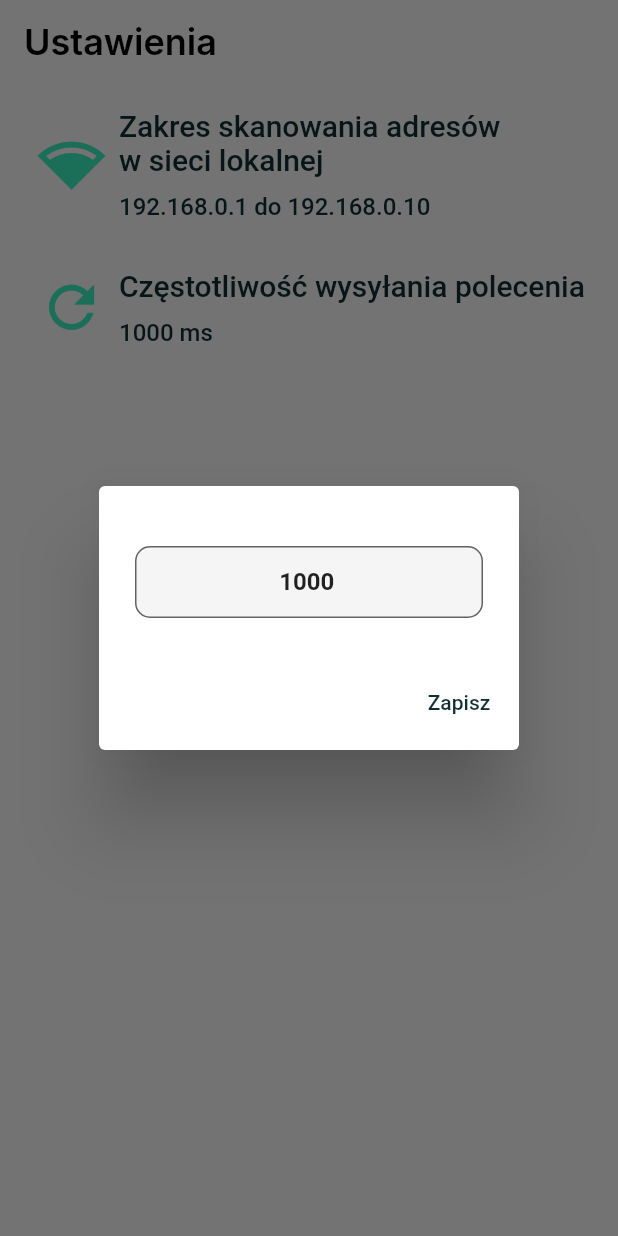
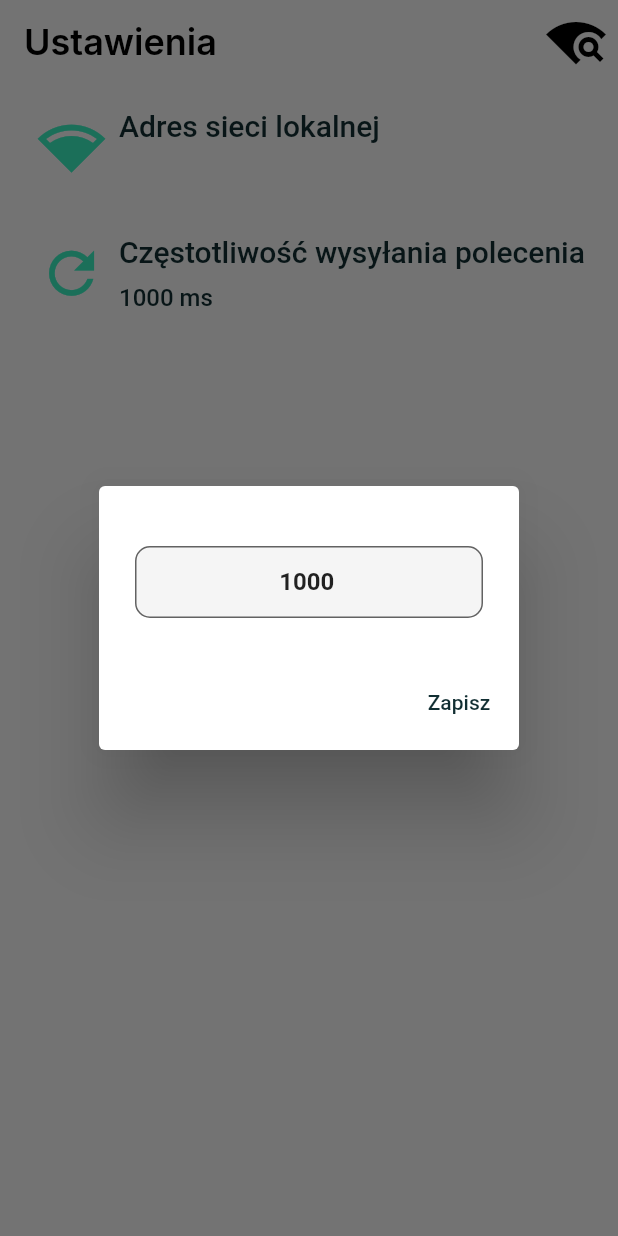
Before and after one commit to Carolosso/SCPI-Monitor, a Flutter app: the SettingsPage screen opened directly, after a tap on "Częstotliwość wysyłania polecenia", on a phone screen of 412 x 824 dp. Run offline on Flutter 3.47's test engine with Material 2 defaults, Android fonts, the phone set to English and light mode, and no system bars; our stand-ins replace fl_chart, google_fonts; missing offline and left inert: network_info_plus.

Commit message:
Major problem with multiconnection solved

```diff
--- a/lib/main.dart
+++ b/lib/main.dart
@@ -7,7 +7,9 @@ import 'package:test/providers/navigation_view_model.dart';
 import 'package:test/utils/navigation_service.dart';
 import 'package:test/views/pages/home_page.dart';
 
-void main() => runApp(const MyApp());
+void main() async {
+  runApp(const MyApp());
+}
 
 class MyApp extends StatelessWidget {
   const MyApp({super.key});
@@ -16,9 +18,9 @@ class MyApp extends StatelessWidget {
   Widget build(BuildContext context) {
     return MultiProvider(
       providers: [
-        ChangeNotifierProvider(create: (_) => ScreenIndexProvider()),
         ChangeNotifierProvider(create: (_) => AppViewModel()),
         ChangeNotifierProvider(create: (_) => SettingsViewModel()),
+        ChangeNotifierProvider(create: (_) => ScreenIndexProvider()),
       ],
       child: MaterialApp(
           theme: Styles.themeData(true, context),
--- a/lib/models/device_model.dart
+++ b/lib/models/device_model.dart
@@ -1,6 +1,7 @@
 import 'package:test/local_package/local_tcp_socket_connection.dart';
 
 class Device {
+  bool isAssigned;
   String name;
   String ip;
   String manufacturer;
@@ -11,6 +12,6 @@ class Device {
   double value;
   LocalTcpSocketConnection connection;
 
-  Device(this.name, this.ip, this.manufacturer, this.model, this.serial,
-      this.status, this.measuredUnit, this.value, this.connection);
+  Device(this.isAssigned, this.name, this.ip, this.manufacturer, this.model,
+      this.serial, this.status, this.measuredUnit, this.value, this.connection);
 }
--- a/lib/providers/navigation_view_model.dart
+++ b/lib/providers/navigation_view_model.dart
@@ -9,7 +9,6 @@ class ScreenIndexProvider extends ChangeNotifier {
 
   List<Widget> pages = [
     const StationsListView(),
-    //const StationDetailPage(),
     DevicesListView(),
     SettingsPage(),
   ];
--- /dev/null
+++ b/lib/views/pages/configuration_view.dart
@@ -0,0 +1,29 @@
+import 'package:flutter/material.dart';
+
+class ConfigurationPage extends StatefulWidget {
+  const ConfigurationPage({super.key});
+
+  @override
+  State<ConfigurationPage> createState() => _ConfigurationPageState();
+}
+
+class _ConfigurationPageState extends State<ConfigurationPage> {
+  @override
+  Widget build(BuildContext context) {
+    return Scaffold(
+      appBar: AppBar(
+        title: const Text("sadasd"),
+      ),
+      body: MaterialApp(
+        home: Center(
+          child: TextButton(
+            onPressed: () {
+              Navigator.of(context).pop();
+            },
+            child: const Text("Zamknij"),
+          ),
+        ),
+      ),
+    );
+  }
+}
--- a/lib/views/pages/home_page.dart
+++ b/lib/views/pages/home_page.dart
@@ -9,7 +9,6 @@ class HomePage extends StatelessWidget {
   @override
   Widget build(BuildContext context) {
     return Consumer<ScreenIndexProvider>(builder: (context, siProvider, child) {
-      //int currentScreenIndex = siProvider.fetch;
       return Scaffold(
         body: SafeArea(
           child: siProvider.pages[siProvider.screenIndex],
--- a/lib/views/pages/settings_page.dart
+++ b/lib/views/pages/settings_page.dart
@@ -1,7 +1,7 @@
 import 'package:flutter/material.dart';
-import 'package:google_fonts/google_fonts.dart';
 
 import 'package:test/views/settings_view.dart';
+import 'package:test/views/widgets/custom_app_bars/custom_app_bar_for_settings.dart';
 
 class SettingsPage extends StatelessWidget {
   SettingsPage({super.key});
@@ -11,18 +11,7 @@ class SettingsPage extends StatelessWidget {
   @override
   Widget build(BuildContext context) {
     return Scaffold(
-        appBar: AppBar(
-          title: Text('Ustawienia',
-              style: GoogleFonts.inter(
-                textStyle: const TextStyle(
-                  color: Colors.black,
-                  fontWeight: FontWeight.w600,
-                  fontSize: 24,
-                ),
-              )),
-          backgroundColor: Colors.white24,
-          elevation: 0,
-        ),
+        appBar: CustomAppBarForSettingsView(),
         //return Consumer<AppViewModel>(builder: (context, viewModel, child) {
         body: const SettingsView());
   }
--- a/lib/views/settings_view.dart
+++ b/lib/views/settings_view.dart
@@ -13,20 +13,23 @@ class SettingsView extends StatelessWidget {
       return Column(
         children: [
           SettingsItem(
-            title: "Zakres skanowania adresów\nw sieci lokalnej",
+            title: "Adres sieci lokalnej",
             icon: Icons.network_wifi,
             settingsViewModel: settingsViewModel,
             textControllerText: settingsViewModel.ipRange,
             text: settingsViewModel.ipRange,
             dialogOnPressed: settingsViewModel.setNewIpRange,
+            textInputType: TextInputType.text,
           ),
           SettingsItem(
-              title: "Częstotliwość wysyłania polecenia",
-              icon: Icons.refresh,
-              settingsViewModel: settingsViewModel,
-              textControllerText: settingsViewModel.timeout.toString(),
-              text: "${settingsViewModel.timeout} ms",
-              dialogOnPressed: settingsViewModel.setNewTimeout),
+            title: "Częstotliwość wysyłania polecenia",
+            icon: Icons.refresh,
+            settingsViewModel: settingsViewModel,
+            textControllerText: settingsViewModel.timeout.toString(),
+            text: "${settingsViewModel.timeout} ms",
+            dialogOnPressed: settingsViewModel.setNewTimeout,
+            textInputType: TextInputType.number,
+          ),
         ],
       );
     });
--- a/lib/views/stations_list_view.dart
+++ b/lib/views/stations_list_view.dart
@@ -77,7 +77,7 @@ class StationsListView extends StatelessWidget {
                             padding: const EdgeInsets.symmetric(
                                 vertical: 5.0, horizontal: 5),
                             child: Column(
-                              children: <Widget>[
+                              children: [
                                 Text(
                                   viewModel.getStationName(indexStation),
                                   style: const TextStyle(
@@ -89,7 +89,7 @@ class StationsListView extends StatelessWidget {
                                   gridDelegate:
                                       const SliverGridDelegateWithMaxCrossAxisExtent(
                                           maxCrossAxisExtent: 200,
-                                          childAspectRatio: 1 / .4,
+                                          childAspectRatio: 1 / .4, //1/ .4
                                           crossAxisSpacing: 2,
                                           mainAxisSpacing: 2),
                                   itemCount: viewModel
--- /dev/null
+++ b/lib/views/widgets/custom_app_bars/custom_app_bar_for_settings.dart
@@ -0,0 +1,62 @@
+import 'package:flutter/material.dart';
+import 'package:google_fonts/google_fonts.dart';
+import 'package:provider/provider.dart';
+import 'package:test/providers/app_view_model.dart';
+import 'package:test/style/theme.dart';
+
+class CustomAppBarForSettingsView extends StatelessWidget
+    implements PreferredSizeWidget {
+  CustomAppBarForSettingsView({
+    super.key,
+    this.height = kToolbarHeight,
+  });
+
+  final double height;
+  //final TextEditingController nameTextController = TextEditingController();
+  final TextEditingController ipTextController = TextEditingController();
+  final PreferredSizeWidget preferredSizeWidget = PreferredSize(
+    preferredSize: const Size.fromHeight(80),
+    child: Container(),
+  );
+
+  @override
+  Widget build(BuildContext context) {
+    return Consumer<AppViewModel>(builder: (context, viewModel, child) {
+      return AppBar(
+        title: Text('Ustawienia',
+            style: GoogleFonts.inter(
+              textStyle: const TextStyle(
+                color: Colors.black,
+                fontWeight: FontWeight.w600,
+                fontSize: 24,
+              ),
+            )),
+        backgroundColor: Colors.white24,
+        elevation: 0,
+        //leading: const BackButton(),
+        actions: [
+          IconButton(
+            icon: const Icon(Icons.wifi_find),
+            color: Colors.black,
+            iconSize: 40,
+            onPressed: () async {
+              showDialog(
+                  context: context,
+                  builder: (context) => Center(
+                        child: CircularProgressIndicator(
+                          backgroundColor: Styles.surfaceColor,
+                          color: Styles.primaryColor,
+                        ),
+                      ));
+              await viewModel.getNetworkInfo();
+              Navigator.of(context).pop();
+            },
+          )
+        ],
+      );
+    });
+  }
+
+  @override
+  Size get preferredSize => Size.fromHeight(height);
+}
--- a/lib/views/widgets/floating_action_button_view.dart
+++ b/lib/views/widgets/floating_action_button_view.dart
@@ -14,10 +14,10 @@ class FloatingActionButtonView extends StatelessWidget {
             backgroundColor: Styles.surfaceColor,
             onPressed: () {
               if (viewModel.isStopped && viewModel.devicesInStations()) {
+                viewModel.switchStartStop();
                 viewModel.play();
-                viewModel.switchStartStop();
               } else if (!viewModel.isStopped) {
-                viewModel.stop();
+                //viewModel.stop();
                 viewModel.switchStartStop();
               }
             },
--- a/lib/views/widgets/settings_view/settings_item.dart
+++ b/lib/views/widgets/settings_view/settings_item.dart
@@ -1,6 +1,7 @@
 import 'package:flutter/material.dart';
 import 'package:test/providers/settings_view_model.dart';
 import 'package:test/style/theme.dart';
+import 'package:test/views/widgets/settings_view/settings_item_dialog.dart';
 
 class SettingsItem extends StatelessWidget {
   SettingsItem(
@@ -10,7 +11,8 @@ class SettingsItem extends StatelessWidget {
       required this.settingsViewModel,
       required this.textControllerText,
       required this.text,
-      required this.dialogOnPressed});
+      required this.dialogOnPressed,
+      required this.textInputType});
 
   final SettingsViewModel settingsViewModel;
   final String title;
@@ -19,6 +21,7 @@ class SettingsItem extends StatelessWidget {
   final IconData icon;
   final TextEditingController textController = TextEditingController();
   final Function dialogOnPressed;
+  final TextInputType textInputType;
   @override
   Widget build(BuildContext context) {
     return Padding(
@@ -29,64 +32,8 @@ class SettingsItem extends StatelessWidget {
           TextButton(
               onPressed: () {
                 textController.text = textControllerText;
-                showDialog(
-                    context: context,
-                    builder: (context) {
-                      return AlertDialog(
-                        //title: const Text('Dodaj urządzenie'),
-                        content: SingleChildScrollView(
-                          child: Column(
-                            children: [
-                              const Padding(
-                                  padding:
-                                      EdgeInsets.only(top: 10, bottom: 10)),
-                              TextField(
-                                controller: textController,
-                                onSubmitted: (value) {
-                                  // onSubmit(value);
-                                },
-                                decoration: InputDecoration(
-                                    border: OutlineInputBorder(
-                                      borderRadius: BorderRadius.circular(10),
-                                    ),
-                                    contentPadding: const EdgeInsets.only(
-                                      bottom: 5,
-                                    ),
-                                    filled: true,
-                                    //fillColor: viewModel.clrlvl2,
-                                    focusedBorder: OutlineInputBorder(
-                                        borderRadius: BorderRadius.circular(10),
-                                        borderSide: BorderSide(
-                                            color: Styles.surfaceColor))),
-                                // autofocus: true,
-                                textAlign: TextAlign.center,
-                                textAlignVertical: TextAlignVertical.center,
-                                autocorrect: false,
-                                style: const TextStyle(
-                                  fontWeight: FontWeight.w700,
-                                ),
-                              ),
-                            ],
-                          ),
-                        ),
-                        actions: <Widget>[
-                          TextButton(
-                            style: TextButton.styleFrom(
-                                foregroundColor: Styles.primaryColor),
-                            child: const Text('Zapisz'),
-                            onPressed: () {
-                              ScaffoldMessenger.of(context)
-                                  .showSnackBar(SnackBar(
-                                content:
-                                    Text(dialogOnPressed(textController.text)),
-                                backgroundColor: Styles.primaryColor,
-                              ));
-                              Navigator.of(context).pop();
-                            },
-                          ),
-                        ],
-                      );
-                    });
+                settingsItemDialog(
+                    context, textController, dialogOnPressed, textInputType);
               },
               child: Row(
                 mainAxisAlignment: MainAxisAlignment.center,
--- /dev/null
+++ b/lib/views/widgets/settings_view/settings_item_dialog.dart
@@ -0,0 +1,62 @@
+import 'package:flutter/material.dart';
+import 'package:test/style/theme.dart';
+
+Future<dynamic> settingsItemDialog(
+    BuildContext context,
+    TextEditingController textController,
+    Function dialogOnPressed,
+    TextInputType inputType) {
+  return showDialog(
+      context: context,
+      builder: (context) {
+        return AlertDialog(
+          //title: const Text('Dodaj urządzenie'),
+          content: SingleChildScrollView(
+            child: Column(
+              children: [
+                const Padding(padding: EdgeInsets.only(top: 10, bottom: 10)),
+                TextField(
+                  controller: textController,
+                  onSubmitted: (value) {
+                    // onSubmit(value);
+                  },
+                  keyboardType: inputType,
+                  decoration: InputDecoration(
+                      border: OutlineInputBorder(
+                        borderRadius: BorderRadius.circular(10),
+                      ),
+                      contentPadding: const EdgeInsets.only(
+                        bottom: 5,
+                      ),
+                      filled: true,
+                      //fillColor: viewModel.clrlvl2,
+                      focusedBorder: OutlineInputBorder(
+                          borderRadius: BorderRadius.circular(10),
+                          borderSide: BorderSide(color: Styles.surfaceColor))),
+                  // autofocus: true,
+                  textAlign: TextAlign.center,
+                  textAlignVertical: TextAlignVertical.center,
+                  autocorrect: false,
+                  style: const TextStyle(
+                    fontWeight: FontWeight.w700,
+                  ),
+                ),
+              ],
+            ),
+          ),
+          actions: <Widget>[
+            TextButton(
+              style: TextButton.styleFrom(foregroundColor: Styles.primaryColor),
+              child: const Text('Zapisz'),
+              onPressed: () {
+                ScaffoldMessenger.of(context).showSnackBar(SnackBar(
+                  content: Text(dialogOnPressed(textController.text)),
+                  backgroundColor: Styles.primaryColor,
+                ));
+                Navigator.of(context).pop();
+              },
+            ),
+          ],
+        );
+      });
+}
--- a/pubspec.yaml
+++ b/pubspec.yaml
@@ -38,7 +38,8 @@ dependencies:
   cupertino_icons: ^1.0.2
   tcp_socket_connection:
   socket_io_client: ^2.0.3+1
-
+  network_info_plus: ^4.1.0
+  fl_chart: ^0.64.0
 dev_dependencies:
   flutter_test:
     sdk: flutter
```
Also changed, not shown: lib/local_package/local_tcp_socket_connection.dart (+34 -69 lines), lib/models/connection_model.dart (deleted, +0 -9 lines), lib/providers/app_view_model.dart (+108 -35 lines), lib/providers/settings_view_model.dart (+13 -8 lines), lib/style/theme.dart (+10 -0 lines), lib/utils/charts/chart.dart (added, +118 -0 lines), lib/views/widgets/custom_app_bars/custom_app_bar_for_devices_view.dart (+35 -10 lines), pubspec.lock.
